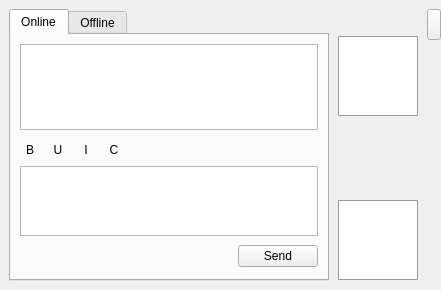
Qt form src/gui/form_chatwidget.ui (vituperative/i2pchat) before a commit.
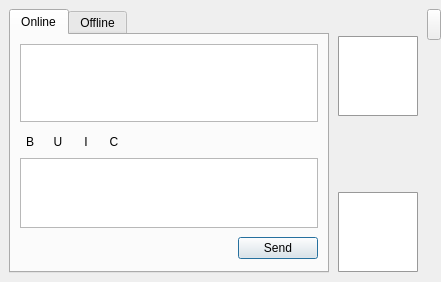
The same form after that commit. Icons and pictures are not drawn.

Commit message: Add more informative tooltips to chatwidget buttons

What changed in the file:
```diff
--- a/src/gui/form_chatwidget.ui
+++ b/src/gui/form_chatwidget.ui
@@ -7,7 +7,7 @@
     <x>0</x>
     <y>0</y>
     <width>441</width>
-    <height>290</height>
+    <height>282</height>
    </rect>
   </property>
   <property name="minimumSize">
@@ -485,6 +485,12 @@
             <property name="text">
              <string>Send</string>
             </property>
+            <property name="autoDefault">
+             <bool>false</bool>
+            </property>
+            <property name="default">
+             <bool>true</bool>
+            </property>
            </widget>
           </item>
          </layout>
```
Left out of the diff: 12 changed lines with no effect on the pictures.
